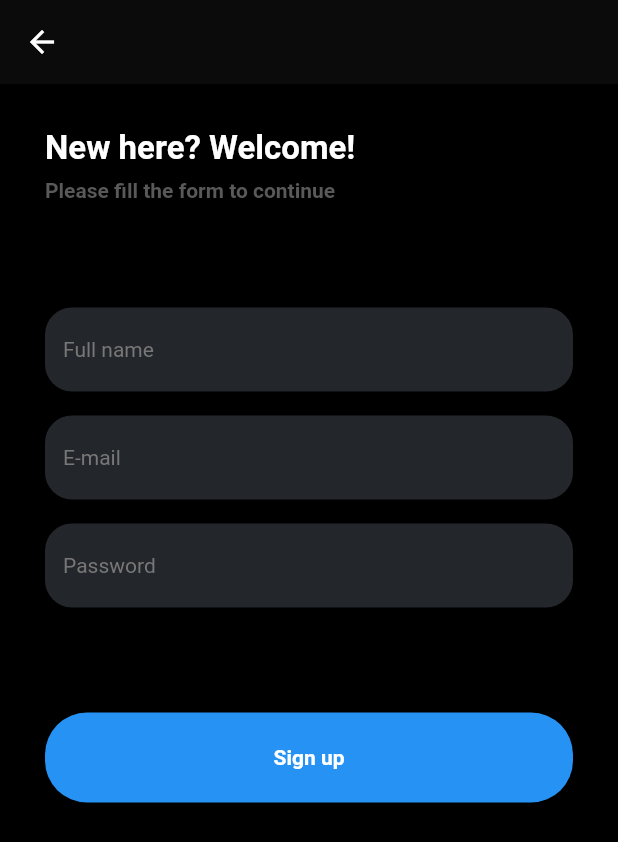
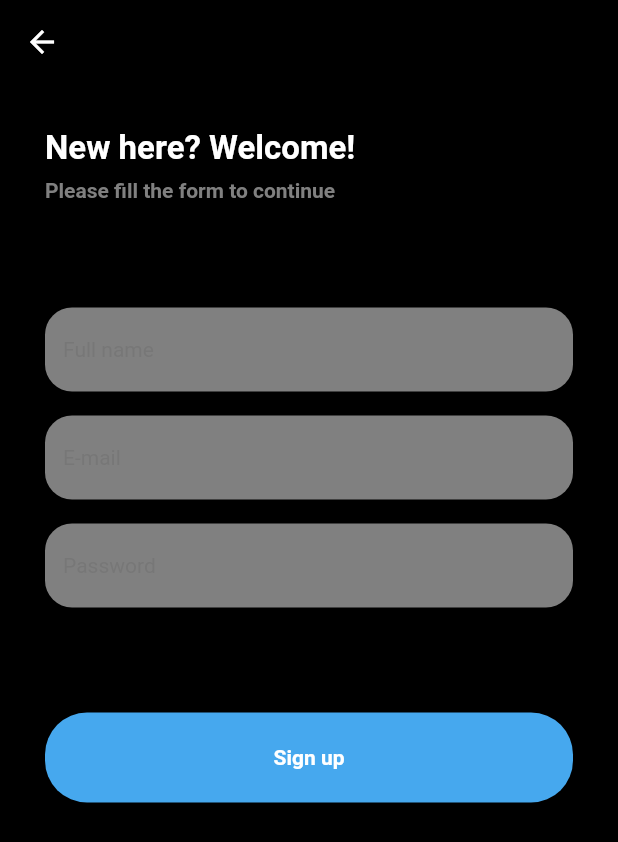
Before and after one commit to vikt0r40/rocket_beapp_application, a Flutter app: the SignUpPage screen opened directly with empty values, on a phone screen of 412 x 824 dp. Shown: the top 842 px of the screen. Run offline on Flutter 3.47's test engine with Material 2 defaults, Android fonts, the phone set to English and light mode, and no system bars; our stand-ins replace babstrap_settings_screen, cached_network_image, carousel_slider, cloud_firestore, connectivity_plus, dio and 23 more; missing offline and left inert: app_settings, check_vpn_connection, floating_action_bubble, flutter_downloader, flutter_inappwebview, flutter_login_facebook and 4 more; accounts and stored records are empty; network calls fail.

Commit message:
custom colors for authorization, onboarding skip button via toggle

```diff
--- a/lib/app/splash_app.dart
+++ b/lib/app/splash_app.dart
@@ -133,7 +133,7 @@ class _SplashAppState extends State<SplashApp> {
         moveToApp();
       },
       showBackButton: false,
-      showSkipButton: true,
+      showSkipButton: widget.beApp.general.enableSkip,
       showNextButton: false,
       skip: Text(
         mainLocalization.localization.skip,
--- a/lib/autorization/pages/signup_page.dart
+++ b/lib/autorization/pages/signup_page.dart
@@ -39,9 +39,9 @@ class _SignUpPageState extends State<SignUpPage> {
 
   Widget mainWidget() {
     return Scaffold(
-      backgroundColor: Colors.black,
+      backgroundColor: widget.model.general.getAuthBackgroundColor(),
       appBar: AppBar(
-        backgroundColor: ThemeColors.scaffoldBgColor,
+        backgroundColor: widget.model.general.getAuthBackgroundColor(),
         elevation: 0,
       ),
       body: isLoading == true
@@ -69,13 +69,13 @@ class _SignUpPageState extends State<SignUpPage> {
             children: [
               Text(
                 mainLocalization.localization.authNewHere,
-                style: getFontStyle(FontSize.xxLarge, ThemeColors.whiteTextColor, FontWeight.w600, widget.model.general),
+                style: getFontStyle(FontSize.xxLarge, widget.model.general.getAuthTitleColor(), FontWeight.w600, widget.model.general),
               ),
               Padding(
                 padding: const EdgeInsets.only(top: 7),
                 child: Text(
                   mainLocalization.localization.authFillForm,
-                  style: getFontStyle(FontSize.medium, ThemeColors.greyTextColor, FontWeight.w600, widget.model.general),
+                  style: getFontStyle(FontSize.medium, widget.model.general.getAuthSubtitleColor(), FontWeight.w600, widget.model.general),
                 ),
               ),
               const SizedBox(height: 70),
@@ -92,11 +92,11 @@ class _SignUpPageState extends State<SignUpPage> {
                         }
                         return null;
                       },
-                      style: getFontStyle(14, ThemeColors.whiteTextColor, FontWeight.normal, widget.model.general),
+                      style: getFontStyle(14, widget.model.general.getAuthTextFieldTextColor(), FontWeight.normal, widget.model.general),
                       keyboardType: TextInputType.name,
-                      cursorColor: ThemeColors.primaryColor,
+                      cursorColor: widget.model.general.getAuthTextFieldTextColor(),
                       decoration: InputDecoration(
-                        fillColor: ThemeColors.textFieldBgColor,
+                        fillColor: widget.model.general.getAuthTextFieldColor(),
                         filled: true,
                         hintText: mainLocalization.localization.authFullName,
                         hintStyle: getFontStyle(FontSize.medium, ThemeColors.textFieldHintColor, FontWeight.w400, widget.model.general),
@@ -117,11 +117,11 @@ class _SignUpPageState extends State<SignUpPage> {
                         }
                         return null;
                       },
-                      style: getFontStyle(14, ThemeColors.whiteTextColor, FontWeight.normal, widget.model.general),
-                      cursorColor: ThemeColors.primaryColor,
+                      style: getFontStyle(14, widget.model.general.getAuthTextFieldTextColor(), FontWeight.normal, widget.model.general),
+                      cursorColor: widget.model.general.getAuthTextFieldTextColor(),
                       keyboardType: TextInputType.emailAddress,
                       decoration: InputDecoration(
-                        fillColor: ThemeColors.textFieldBgColor,
+                        fillColor: widget.model.general.getAuthTextFieldColor(),
                         filled: true,
                         hintText: mainLocalization.localization.authEmail,
                         hintStyle: getFontStyle(FontSize.medium, ThemeColors.textFieldHintColor, FontWeight.w400, widget.model.general),
@@ -143,11 +143,11 @@ class _SignUpPageState extends State<SignUpPage> {
                         return null;
                       },
                       obscureText: true,
-                      style: getFontStyle(14, ThemeColors.whiteTextColor, FontWeight.normal, widget.model.general),
+                      style: getFontStyle(14, widget.model.general.getAuthTextFieldTextColor(), FontWeight.normal, widget.model.general),
                       keyboardType: TextInputType.visiblePassword,
-                      cursorColor: ThemeColors.primaryColor,
+                      cursorColor: widget.model.general.getAuthTextFieldTextColor(),
                       decoration: InputDecoration(
-                        fillColor: ThemeColors.textFieldBgColor,
+                        fillColor: widget.model.general.getAuthTextFieldColor(),
                         filled: true,
                         hintText: mainLocalization.localization.authPass,
                         hintStyle: getFontStyle(FontSize.medium, ThemeColors.textFieldHintColor, FontWeight.w400, widget.model.general),
@@ -170,11 +170,11 @@ class _SignUpPageState extends State<SignUpPage> {
                               }
                               return null;
                             },
-                            style: getFontStyle(14, ThemeColors.whiteTextColor, FontWeight.normal, widget.model.general),
-                            cursorColor: ThemeColors.primaryColor,
+                            style: getFontStyle(14, widget.model.general.getAuthTextFieldTextColor(), FontWeight.normal, widget.model.general),
+                            cursorColor: widget.model.general.getAuthTextFieldTextColor(),
                             keyboardType: TextInputType.text,
                             decoration: InputDecoration(
-                              fillColor: ThemeColors.textFieldBgColor,
+                              fillColor: widget.model.general.getAuthTextFieldColor(),
                               filled: true,
                               hintText: mainLocalization.localization.authInviteCode,
                               hintStyle: getFontStyle(FontSize.medium, ThemeColors.textFieldHintColor, FontWeight.w400, widget.model.general),
@@ -190,6 +190,8 @@ class _SignUpPageState extends State<SignUpPage> {
                     const SizedBox(height: 70),
                     MainButton(
                       text: mainLocalization.localization.authSignUp,
+                      backgroundColor: widget.model.general.getAuthButtonColor(),
+                      textColor: widget.model.general.getAuthButtonTextColor(),
                       onTap: () {
                         _formKey.currentState!.validate();
                         if (widget.model.wooConfig?.enableWooAuthorization ?? false) {
--- a/lib/helpers/font_helper.dart
+++ b/lib/helpers/font_helper.dart
@@ -55,6 +55,8 @@ TextStyle getFontStyle(double? fontSize, Color? color, FontWeight? fontWeight, G
     return GoogleFonts.archivo(fontSize: fontSize, color: color, fontWeight: fontWeight);
   } else if (general.fontName == "Alice") {
     return GoogleFonts.alice(fontSize: fontSize, color: color, fontWeight: fontWeight);
+  } else if (general.fontName == "Inter") {
+    return GoogleFonts.inter(fontSize: fontSize, color: color, fontWeight: fontWeight);
   } else {
     return GoogleFonts.roboto(fontSize: fontSize, color: color, fontWeight: fontWeight);
   }
--- a/lib/models/general.dart
+++ b/lib/models/general.dart
@@ -19,12 +19,14 @@ class General {
   List<int> androidSystemButtonsColor = [0, 0, 0];
   List<int> onBoardingRGB = [0, 0, 0];
   List<int> onBoardingTextRGB = [255, 255, 255];
+  List<int> loadingBackgroundRGB = [255, 255, 255];
   bool enableRefreshOnNavigation = false;
   bool enableShare = true;
   bool enableTopNavigation = true;
   bool centerTopTitle = true;
   bool enabledAdmob = false;
   bool blockVPNUsers = false;
+  bool enableSkip = true;
   bool enabledAnalytics = true;
   bool enableSideMenu = true;
   bool enableBottomNavigation = true;
@@ -86,10 +88,26 @@ class General {
   bool allowDownloadingImagesInGallery = true;
   bool disablePermissions = false;
   String sideScreenTitle = "Maverics Labs v2.25";
-
+  List<int> authTitleRGB = [255, 255, 255];
+  List<int> authSubtitleRGB = [128, 128, 128];
+  List<int> authButtonRGB = [70, 168, 238];
+  List<int> authButtonTextRGB = [255, 255, 255];
+  List<int> authFooterRGB = [255, 255, 255];
+  List<int> authTextFieldRGB = [128, 128, 128];
+  List<int> authTextFieldTextRGB = [255, 255, 255];
+  List<int> authBackgroundRGB = [0, 0, 0];
   General();
 
   General.fromJson(Map<dynamic, dynamic> json) {
+    authTitleRGB = json['authTitleRGB'] == null ? [255, 255, 255] : json['authTitleRGB'].cast<int>();
+    authSubtitleRGB = json['authSubtitleRGB'] == null ? [128, 128, 128] : json['authSubtitleRGB'].cast<int>();
+    authButtonRGB = json['authButtonRGB'] == null ? [70, 168, 238] : json['authButtonRGB'].cast<int>();
+    authButtonTextRGB = json['authButtonTextRGB'] == null ? [255, 255, 255] : json['authButtonTextRGB'].cast<int>();
+    authFooterRGB = json['authFooterRGB'] == null ? [255, 255, 255] : json['authFooterRGB'].cast<int>();
+    authTextFieldRGB = json['authTextFieldRGB'] == null ? [128, 128, 128] : json['authTextFieldRGB'].cast<int>();
+    authTextFieldTextRGB = json['authTextFieldTextRGB'] == null ? [255, 255, 255] : json['authTextFieldTextRGB'].cast<int>();
+    authBackgroundRGB = json['authBackgroundRGB'] == null ? [0, 0, 0] : json['authBackgroundRGB'].cast<int>();
+
     sideScreenTitle = json['sideScreenTitle'] ?? "Maverics Labs v2.25";
     disablePermissions = json['disablePermissions'] ?? false;
     enableBackButtonOnIosDevices = json['enableBackButtonOnIosDevices'] ?? true;
@@ -109,6 +127,7 @@ class General {
     enableInterstitials = json['enableInterstitials'] ?? false;
     enableBanner = json['enableBanner'] ?? false;
     iOSBannerID = json['iOSBannerID'] ?? "";
+    enableSkip = json['enableSkip'] ?? true;
     androidBannerID = json['androidBannerID'] ?? "";
     mainURL = json['mainURL'] ?? "https://www.cosmotic.space/";
     shareMsg = json['shareMsg'] ?? "";
@@ -168,6 +187,9 @@ class General {
     if (json['loadingRGB'] != null) {
       loadingRGB = json['loadingRGB'].cast<int>() ?? [0, 0, 0];
     }
+    if (json['loadingBackgroundRGB'] != null) {
+      loadingBackgroundRGB = json['loadingBackgroundRGB'].cast<int>() ?? [255, 255, 255];
+    }
     if (json['applicationColor'] != null) {
       applicationColor = json['applicationColor'].cast<int>() ?? [255, 255, 255];
     }
@@ -226,6 +248,7 @@ class General {
     data['enableToastOnJsAlerts'] = enableToastOnJsAlerts;
     data['enableInvites'] = enableInvites;
     data['enableSafeArea'] = enableSafeArea;
+    data['enableSkip'] = enableSkip;
     data['loadingType'] = loadingType;
     data['fontName'] = fontName;
     data['enableLoadingWebView'] = enableLoadingWebView;
@@ -262,12 +285,21 @@ class General {
     data['sideMenuHeaderRGB'] = sideMenuHeaderRGB.cast<int>();
     data['floatingMenuRGB'] = floatingMenuRGB.cast<int>();
     data['floatingIconRGB'] = floatingIconRGB.cast<int>();
+    data['loadingBackgroundRGB'] = loadingBackgroundRGB.cast<int>();
     data['topNavigationRGB'] = topNavigationRGB.cast<int>();
     data['topNavigationItemsRGB'] = topNavigationItemsRGB.cast<int>();
     data['onBoardingRGB'] = onBoardingRGB.cast<int>();
     data['onBoardingTextRGB'] = onBoardingTextRGB.cast<int>();
     data['androidSystemButtonsColor'] = androidSystemButtonsColor.cast<int>();
     data['headerItemsSelectedRGB'] = headerItemsSelectedRGB.cast<int>();
+    data['authTitleRGB'] = authTitleRGB.cast<int>();
+    data['authSubtitleRGB'] = authSubtitleRGB.cast<int>();
+    data['authButtonRGB'] = authButtonRGB.cast<int>();
+    data['authButtonTextRGB'] = authButtonTextRGB.cast<int>();
+    data['authFooterRGB'] = authFooterRGB.cast<int>();
+    data['authTextFieldRGB'] = authTextFieldRGB.cast<int>();
+    data['authTextFieldTextRGB'] = authTextFieldTextRGB.cast<int>();
+    data['authBackgroundRGB'] = authBackgroundRGB.cast<int>();
     data['enabledAdmob'] = enabledAdmob;
     data['enabledAnalytics'] = enabledAnalytics;
     data['enableSideMenu'] = enableSideMenu;
@@ -366,4 +398,40 @@ class General {
   Color getAndroidSystemButtonsColor() {
     return Color.fromRGBO(androidSystemButtonsColor[0], androidSystemButtonsColor[1], androidSystemButtonsColor[2], 1);
   }
+
+  Color getLoadingBackgroundColor() {
+    return Color.fromRGBO(loadingBackgroundRGB[0], loadingBackgroundRGB[1], loadingBackgroundRGB[2], 1);
+  }
+
+  Color getAuthTitleColor() {
+    return Color.fromRGBO(authTitleRGB[0], authTitleRGB[1], authTitleRGB[2], 1);
+  }
+
+  Color getAuthSubtitleColor() {
+    return Color.fromRGBO(authSubtitleRGB[0], authSubtitleRGB[1], authSubtitleRGB[2], 1);
+  }
+
+  Color getAuthButtonColor() {
+    return Color.fromRGBO(authButtonRGB[0], authButtonRGB[1], authButtonRGB[2], 1);
+  }
+
+  Color getAuthButtonTextColor() {
+    return Color.fromRGBO(authButtonTextRGB[0], authButtonTextRGB[1], authButtonTextRGB[2], 1);
+  }
+
+  Color getAuthFooterColor() {
+    return Color.fromRGBO(authFooterRGB[0], authFooterRGB[1], authFooterRGB[2], 1);
+  }
+
+  Color getAuthTextFieldColor() {
+    return Color.fromRGBO(authTextFieldRGB[0], authTextFieldRGB[1], authTextFieldRGB[2], 1);
+  }
+
+  Color getAuthTextFieldTextColor() {
+    return Color.fromRGBO(authTextFieldTextRGB[0], authTextFieldTextRGB[1], authTextFieldTextRGB[2], 1);
+  }
+
+  Color getAuthBackgroundColor() {
+    return Color.fromRGBO(authBackgroundRGB[0], authBackgroundRGB[1], authBackgroundRGB[2], 1);
+  }
 }
--- a/lib/widgets/loading.dart
+++ b/lib/widgets/loading.dart
@@ -9,7 +9,7 @@ class Loading extends StatelessWidget {
   Widget build(BuildContext context) {
     return Container(
       height: MediaQuery.of(context).size.height,
-      color: general.getApplicationColor(),
+      color: general.getLoadingBackgroundColor(),
       child: Center(
         child: Column(
           crossAxisAlignment: CrossAxisAlignment.center,
```
Also changed, not shown: lib/autorization/pages/login_page.dart (+15 -12 lines), 1 other file.
